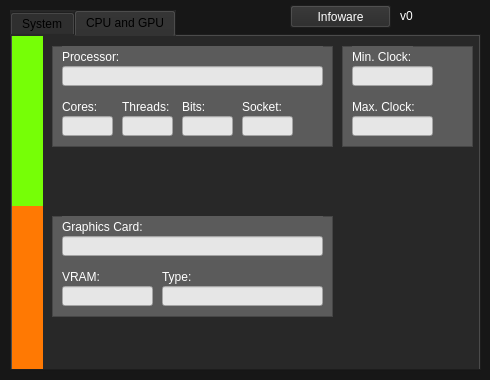
The window that main.ui (OhRetro/infoware) describes before a commit, drawn with Qt 5.
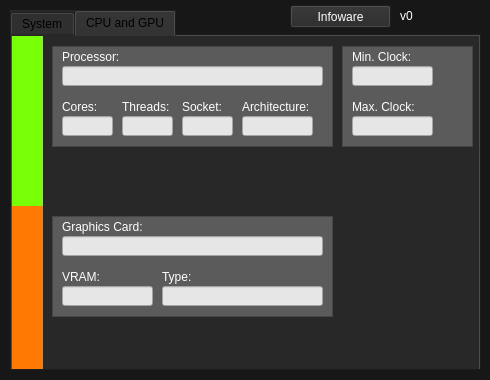
The same window after the commit. The open tabs and pages were chosen to show the change. Icons and pictures are not drawn.

```diff
--- a/main.ui
+++ b/main.ui
@@ -376,9 +376,9 @@
       <property name="geometry">
        <rect>
         <x>10</x>
-        <y>0</y>
+        <y>1</y>
         <width>261</width>
-        <height>21</height>
+        <height>20</height>
        </rect>
       </property>
       <property name="text">
@@ -406,9 +406,9 @@
       <property name="geometry">
        <rect>
         <x>10</x>
-        <y>50</y>
+        <y>51</y>
         <width>41</width>
-        <height>21</height>
+        <height>20</height>
        </rect>
       </property>
       <property name="text">
@@ -436,9 +436,9 @@
       <property name="geometry">
        <rect>
         <x>70</x>
-        <y>50</y>
+        <y>51</y>
         <width>51</width>
-        <height>21</height>
+        <height>20</height>
        </rect>
       </property>
       <property name="text">
@@ -465,22 +465,22 @@
      <widget class="QLabel" name="Bits_TEXT">
       <property name="geometry">
        <rect>
-        <x>130</x>
-        <y>50</y>
-        <width>31</width>
-        <height>21</height>
+        <x>190</x>
+        <y>51</y>
+        <width>71</width>
+        <height>20</height>
        </rect>
       </property>
       <property name="text">
-       <string>Bits:</string>
+       <string>Architecture:</string>
       </property>
      </widget>
      <widget class="QLineEdit" name="Bits_display">
       <property name="geometry">
        <rect>
-        <x>130</x>
+        <x>190</x>
         <y>70</y>
-        <width>51</width>
+        <width>71</width>
         <height>20</height>
        </rect>
       </property>
@@ -495,10 +495,10 @@
      <widget class="QLabel" name="Socket_TEXT">
       <property name="geometry">
        <rect>
-        <x>190</x>
-        <y>50</y>
+        <x>130</x>
+        <y>51</y>
         <width>51</width>
-        <height>21</height>
+        <height>20</height>
        </rect>
       </property>
       <property name="text">
@@ -508,7 +508,7 @@
      <widget class="QLineEdit" name="Socket_display">
       <property name="geometry">
        <rect>
-        <x>190</x>
+        <x>130</x>
         <y>70</y>
         <width>51</width>
         <height>20</height>
@@ -545,9 +545,9 @@
       <property name="geometry">
        <rect>
         <x>10</x>
-        <y>0</y>
+        <y>1</y>
         <width>61</width>
-        <height>21</height>
+        <height>20</height>
        </rect>
       </property>
       <property name="text">
@@ -558,9 +558,9 @@
       <property name="geometry">
        <rect>
         <x>10</x>
-        <y>50</y>
+        <y>51</y>
         <width>81</width>
-        <height>21</height>
+        <height>20</height>
        </rect>
       </property>
       <property name="text">
@@ -624,9 +624,9 @@
       <property name="geometry">
        <rect>
         <x>10</x>
-        <y>0</y>
+        <y>1</y>
         <width>261</width>
-        <height>21</height>
+        <height>20</height>
        </rect>
       </property>
       <property name="text">
@@ -657,9 +657,9 @@
       <property name="geometry">
        <rect>
         <x>110</x>
-        <y>50</y>
+        <y>51</y>
         <width>161</width>
-        <height>21</height>
+        <height>20</height>
        </rect>
       </property>
       <property name="text">
@@ -690,9 +690,9 @@
       <property name="geometry">
        <rect>
         <x>10</x>
-        <y>50</y>
+        <y>51</y>
         <width>91</width>
-        <height>21</height>
+        <height>20</height>
        </rect>
       </property>
       <property name="text">
```
Left out of the diff: 74 changed lines with no effect on the pictures.
